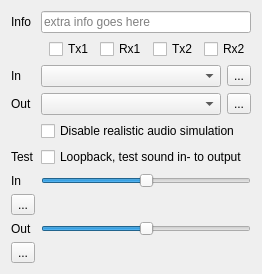
Qt form src/blackgui/components/audiodevicevolumesetupcomponent.ui (swift-project/pilotclient) before a commit.
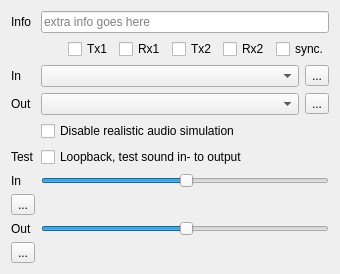
The same form after that commit. Icons and pictures are not drawn. Custom widgets are drawn as their Qt base class.

Commit message: [AFV] Displayed sync. (integrated with COM unit) flag in cockpit

What changed in the file:
```diff
--- a/src/blackgui/components/audiodevicevolumesetupcomponent.ui
+++ b/src/blackgui/components/audiodevicevolumesetupcomponent.ui
@@ -6,8 +6,8 @@
    <rect>
     <x>0</x>
     <y>0</y>
-    <width>243</width>
-    <height>267</height>
+    <width>340</width>
+    <height>272</height>
    </rect>
   </property>
   <property name="windowTitle">
@@ -190,6 +190,16 @@
         </property>
        </widget>
       </item>
+      <item>
+       <widget class="QCheckBox" name="cb_IntegratedWithCom">
+        <property name="toolTip">
+         <string>integrated with sim. cockpit</string>
+        </property>
+        <property name="text">
+         <string>sync.</string>
+        </property>
+       </widget>
+      </item>
      </layout>
     </widget>
    </item>
```
Left out of the diff: 11 changed lines with no effect on the pictures. The commit also changes 6 other files.
